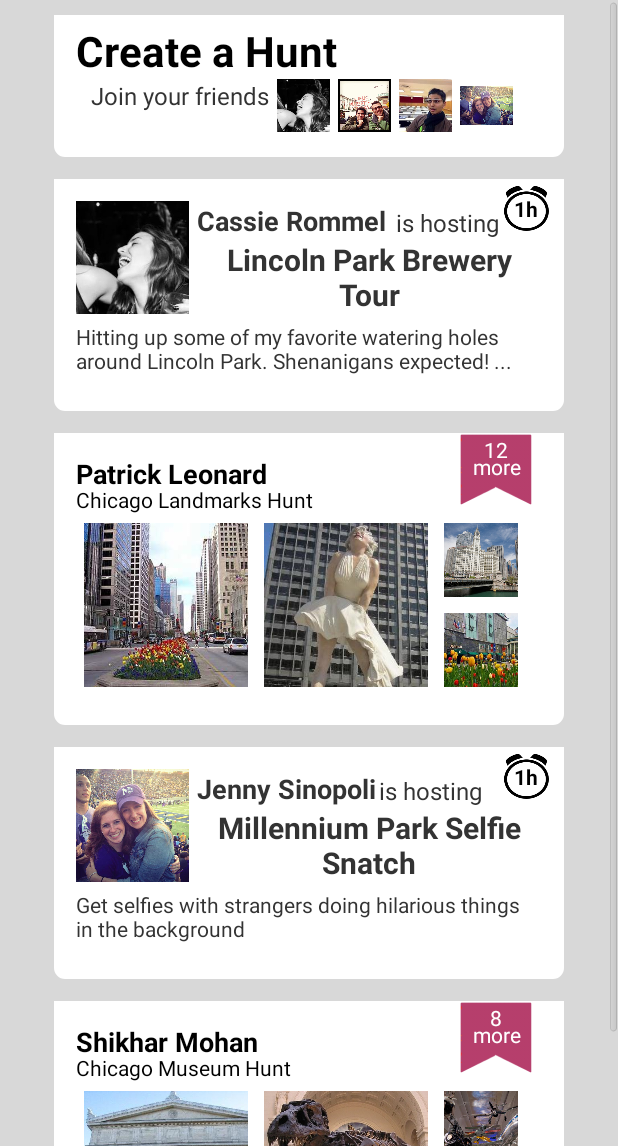
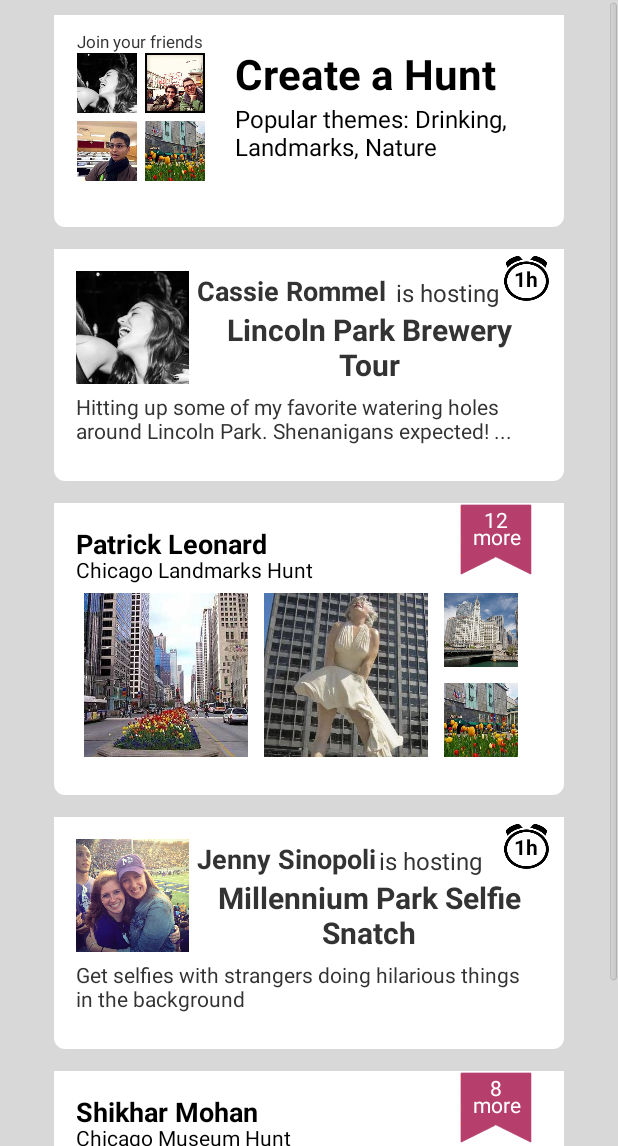
Before and after one commit to cassieramen/TheHunt, an Android app: the HomeFeed screen opened directly, with no data from a screen before it, on a phone screen of 412 x 824 dp, the part 90-1236 px from its top. Run offline under Robolectric (Android 15) with nearby library versions, the phone set to English and light mode, and no system bars; libraries missing offline, so code that uses them is left out: com.jeremyfeinstein.slidingmenu; 10 statements that could not run were skipped.

Commit message:
Fixed create feed item layout, added fields and listeners to create home screen

```diff
--- a/TheHunt/The Hunt/src/main/res/layout/create_feed_item.xml
+++ b/TheHunt/The Hunt/src/main/res/layout/create_feed_item.xml
@@ -7,71 +7,94 @@
 
     <RelativeLayout
             android:layout_width="340dip"
-            android:layout_height="100dip"
+            android:layout_height="wrap_content"
             android:layout_centerInParent="true"
+            android:paddingBottom="15dip"
             android:background="@drawable/rounded_corners">
 
         <RelativeLayout
                 android:layout_width="310dip"
-                android:layout_height="80dip"
-                android:layout_centerInParent="true">
+                android:layout_height="wrap_content" >
 
-            <TextView
-                    android:id="@+id/title_text"
-                    android:layout_width="wrap_content"
-                    android:layout_height="wrap_content"
-                    android:text="Create a Hunt"
-                    android:textColor="@color/black"
-                    android:textStyle="bold"
-                    android:textSize="28sp" />
+
 
             <RelativeLayout
                     android:id="@+id/friend_content"
                     android:layout_width="wrap_content"
                     android:layout_height="wrap_content"
-                    android:layout_below="@id/title_text"
-                    android:layout_marginLeft="10dip">
+                    android:layout_marginTop="15dip"
+                    android:layout_marginLeft="10dip"
+                    android:layout_marginBottom="15dip">
 
                 <TextView
                         android:id="@+id/join_text"
                         android:layout_width="wrap_content"
                         android:layout_height="wrap_content"
+                        android:layout_marginLeft="5dip"
                         android:text="Join your friends"
                         android:textColor="@color/charcoal"
-                        android:textSize="16sp"
+                        android:textSize="11sp"
                         android:gravity="bottom" />
 
                 <ImageView
                         android:id="@+id/friend_1"
-                        android:layout_width="35dip"
-                        android:layout_height="35dip"
-                        android:layout_toRightOf="@id/join_text"
+                        android:layout_width="40dip"
+                        android:layout_height="40dip"
+                        android:layout_below="@id/join_text"
                         android:layout_marginLeft="5dip"
                         android:src="@drawable/cassie" />
 
                 <ImageView
                         android:id="@+id/friend_2"
-                        android:layout_width="35dip"
-                        android:layout_height="35dip"
+                        android:layout_width="40dip"
+                        android:layout_height="40dip"
+                        android:layout_below="@id/join_text"
                         android:layout_toRightOf="@id/friend_1"
                         android:layout_marginLeft="5dip"
                         android:src="@drawable/patrick" />
 
                 <ImageView
                         android:id="@+id/friend_3"
-                        android:layout_width="35dip"
-                        android:layout_height="35dip"
-                        android:layout_toRightOf="@id/friend_2"
+                        android:layout_width="40dip"
+                        android:layout_height="40dip"
+                        android:layout_below="@id/friend_1"
                         android:layout_marginLeft="5dip"
+                        android:layout_marginTop="5dip"
                         android:src="@drawable/shikhar" />
                 <ImageView
                         android:id="@+id/friend_4"
-                        android:layout_width="35dip"
-                        android:layout_height="35dip"
+                        android:layout_width="40dip"
+                        android:layout_height="40dip"
+                        android:layout_below="@id/friend_2"
                         android:layout_toRightOf="@id/friend_3"
                         android:layout_marginLeft="5dip"
-                        android:src="@drawable/jenny" />
+                        android:layout_marginTop="5dip"
+                        android:src="@drawable/mag_mile4" />
             </RelativeLayout>
+
+            <TextView
+                    android:id="@+id/title_text"
+                    android:layout_width="wrap_content"
+                    android:layout_height="wrap_content"
+                    android:layout_marginLeft="20dip"
+                    android:layout_marginTop="25dip"
+                    android:layout_toRightOf="@id/friend_content"
+                    android:text="Create a Hunt"
+                    android:textColor="@color/black"
+                    android:textStyle="bold"
+                    android:textSize="28sp" />
+
+            <TextView
+                android:id="@+id/popular_tags"
+                android:layout_width="wrap_content"
+                android:layout_height="wrap_content"
+                android:layout_toRightOf="@id/friend_content"
+                android:layout_below="@id/title_text"
+                android:layout_marginLeft="20dip"
+                android:text="Popular themes: Drinking, Landmarks, Nature"
+                android:textColor="@color/black"
+                android:textSize="16dip"
+                   />
 
         </RelativeLayout>
     </RelativeLayout>
```
Also changed, not shown: TheHunt/The Hunt/src/main/java/com/thehunt/app/CreateAHunt.java (+34 -0 lines), TheHunt/The Hunt/src/main/res/layout/create_home.xml (+19 -7 lines).
